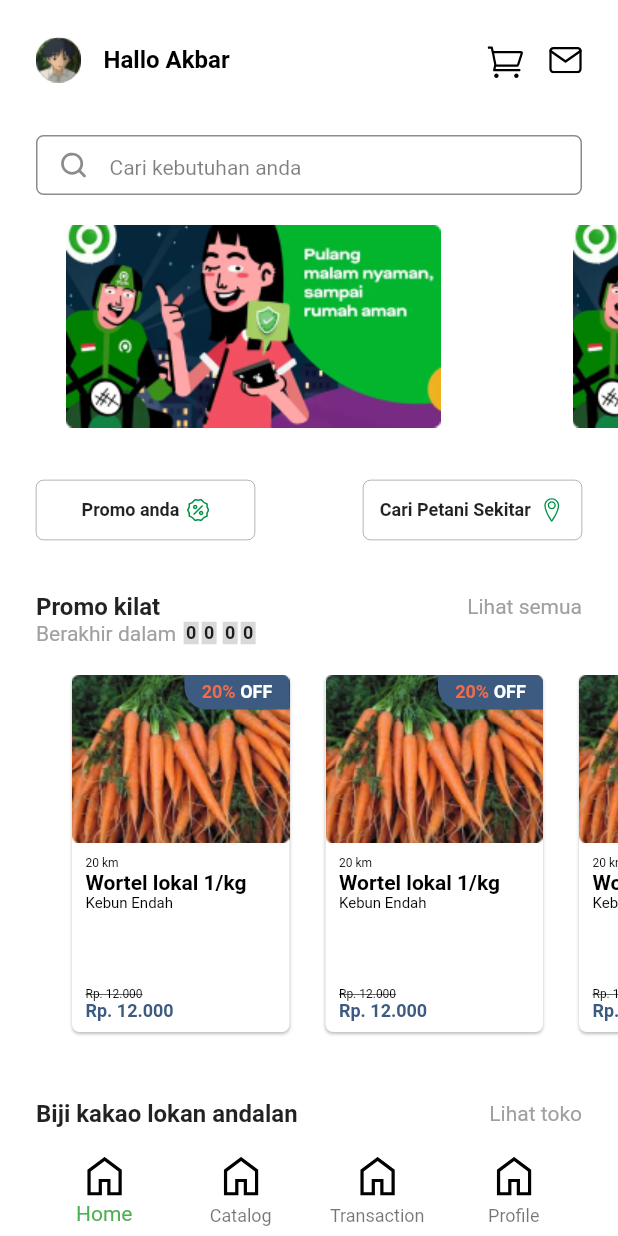
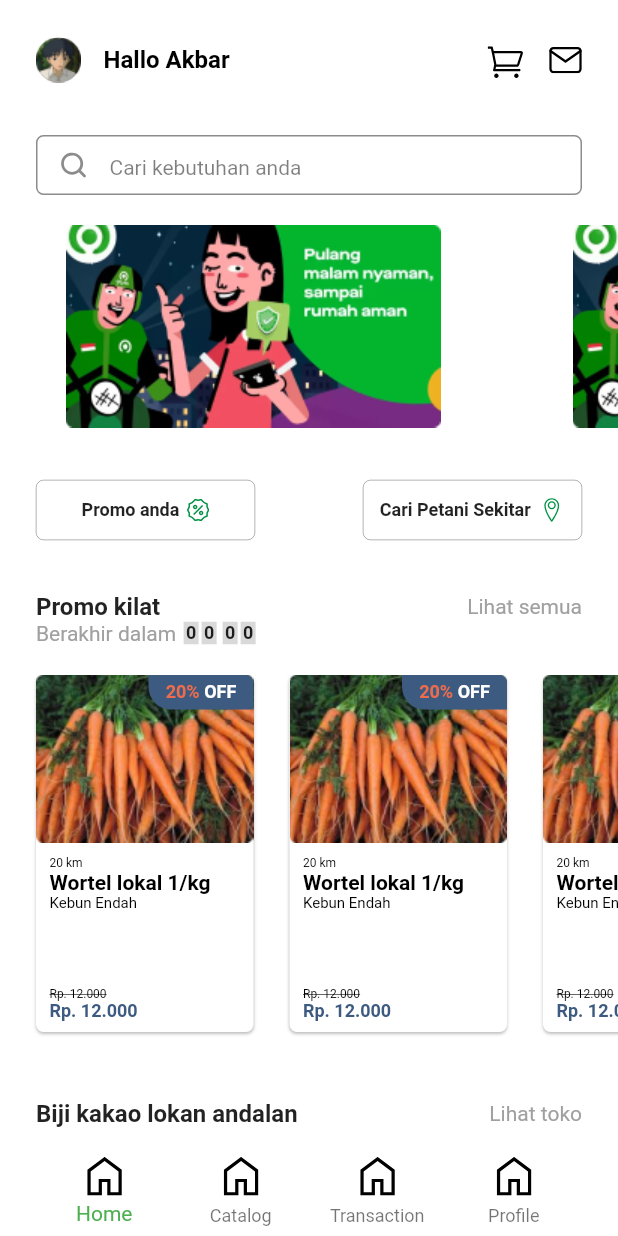
Before and after one commit to Akbarrzql/KangSayur, a Flutter app: the screen it shows after launch, on a phone screen of 412 x 824 dp. Run offline on Flutter 3.47's test engine with Material 2 defaults, Android fonts, the phone set to English and light mode, and no system bars; drawn by our look-alikes of carousel_slider; our stand-ins replace animated_splash_screen, flutter_svg, google_fonts.

Commit message:
[NR] Bottom nav correction & padding correction

```diff
--- a/lib/UI/bottom_nav/bottom_nav.dart
+++ b/lib/UI/bottom_nav/bottom_nav.dart
@@ -1,6 +1,7 @@
 import 'package:flutter/material.dart';
 import 'package:flutter_svg/flutter_svg.dart';
 import 'package:kangsayur/UI/bottom_nav/items/home/home.dart';
+import 'package:kangsayur/UI/bottom_nav/items/katalog/katalog.dart';
 
 class Bottom_Nav extends StatefulWidget {
   const Bottom_Nav({Key? key}) : super(key: key);
@@ -23,7 +24,7 @@ class _Bottom_NavState extends State<Bottom_Nav> {
       case 0:
         return const Home();
       case 1:
-        return const Home();
+        return const Katalog();
       case 2:
         return const Home();
       default:
--- a/lib/UI/bottom_nav/items/home/home.dart
+++ b/lib/UI/bottom_nav/items/home/home.dart
@@ -166,10 +166,7 @@ class _HomeState extends State<Home> {
                   SizedBox(
                     height: 20,
                   ),
-                  Padding(
-                    padding: const EdgeInsets.only(left: 24.0),
-                    child: SizedBox(height: 248, child: Promo_List()),
-                  ),
+                  SizedBox(height: 248, child: Promo_List()),
                 ],
               ),
               SizedBox(
@@ -239,10 +236,7 @@ class _HomeState extends State<Home> {
                   SizedBox(
                     height: 20,
                   ),
-                  Padding(
-                    padding: const EdgeInsets.only(left: 24.0),
-                    child: SizedBox(height: 248, child: Promo_List()),
-                  ),
+                  SizedBox(height: 248, child: Promo_List()),
                 ],
               ),
               SizedBox(
@@ -279,10 +273,7 @@ Column(
                   SizedBox(
                     height: 20,
                   ),
-                  Padding(
-                    padding: const EdgeInsets.only(left: 24.0),
-                    child: SizedBox(height: 248, child: Promo_List()),
-                  ),
+                  SizedBox(height: 248, child: Promo_List()),
                 ],
               ),
             ],
```
